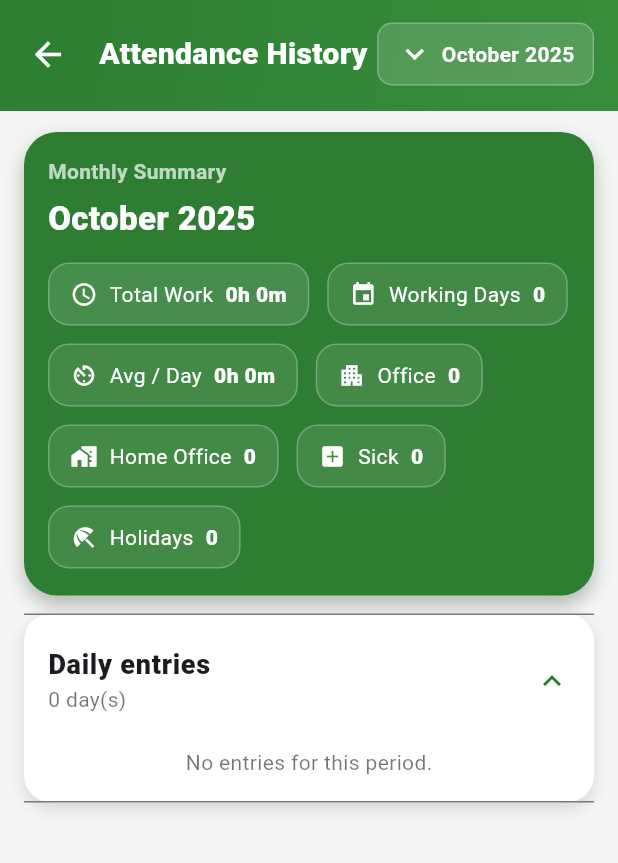
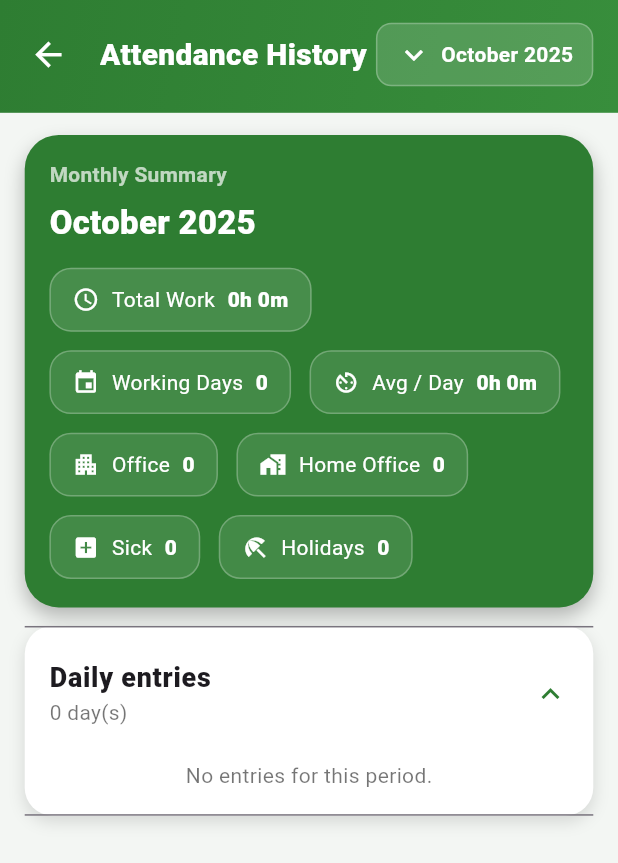
Before and after one commit to MEhsanii/EmployeeAttendanceSystem, a Flutter app: the HistoryScreen screen opened directly, on a phone screen of 412 x 824 dp. Shown: the top 863 px of the screen. Run offline on Flutter 3.47's test engine with Material 3 defaults, Android fonts, the phone set to English and light mode, and no system bars; our stand-ins replace cloud_firestore, firebase_auth, firebase_core, flutter_linkify, shared_preferences, table_calendar and 1 more; accounts and stored records are empty.

Commit message:
did responsive some screens

```diff
--- a/lib/pages/history.dart
+++ b/lib/pages/history.dart
@@ -2,6 +2,7 @@ import 'package:cloud_firestore/cloud_firestore.dart';
 import 'package:firebase_auth/firebase_auth.dart';
 import 'package:flutter/material.dart';
 import 'package:intl/intl.dart';
+import 'package:attendence_management_system/utils/responsive_utils.dart';
 
 // =========================
 // History Screen
@@ -278,7 +279,7 @@ class _HistoryScreenState extends State<HistoryScreen> {
     return Scaffold(
       backgroundColor: const Color(0xFFF3F6F3),
       appBar: PreferredSize(
-        preferredSize: const Size.fromHeight(112),
+        preferredSize: Size.fromHeight(context.h(14)),
         child: Container(
           decoration: const BoxDecoration(
             gradient: LinearGradient(
@@ -288,25 +289,25 @@ class _HistoryScreenState extends State<HistoryScreen> {
             ),
           ),
           padding: EdgeInsets.only(
-            top: MediaQuery.of(context).padding.top + 12,
-            left: 8,
-            right: 16,
-            bottom: 14,
+            top: MediaQuery.of(context).padding.top + context.h(1.5),
+            left: context.w(2),
+            right: context.w(4),
+            bottom: context.h(1.8),
           ),
           child: Row(
             children: [
               IconButton(
-                icon:
-                    const Icon(Icons.arrow_back, color: Colors.white, size: 26),
+                icon: Icon(Icons.arrow_back,
+                    color: Colors.white, size: context.sp(26)),
                 onPressed: () => Navigator.of(context).pop(),
               ),
-              const SizedBox(width: 10),
-              const Expanded(
+              SizedBox(width: context.w(2.5)),
+              Expanded(
                 child: Text(
                   'Attendance History',
                   style: TextStyle(
                     color: Colors.white,
-                    fontSize: 20,
+                    fontSize: context.sp(20),
                     fontWeight: FontWeight.w800,
                   ),
                 ),
@@ -336,11 +337,11 @@ class _HistoryScreenState extends State<HistoryScreen> {
                   : fetchFilteredRecords(selectedMonth),
               child: ListView(
                 children: [
-                  const SizedBox(height: 14),
+                  SizedBox(height: context.h(1.8)),
                   _summaryCard(appGreen),
-                  const SizedBox(height: 12),
+                  SizedBox(height: context.h(1.5)),
                   _dailyEntriesSection(appGreen),
-                  const SizedBox(height: 28),
+                  SizedBox(height: context.h(3.5)),
                 ],
               ),
             ),
@@ -354,31 +355,39 @@ class _HistoryScreenState extends State<HistoryScreen> {
         : selectedMonth; // e.g., "August 2025"
 
     return Container(
-      margin: const EdgeInsets.symmetric(horizontal: 16),
-      padding: const EdgeInsets.fromLTRB(16, 16, 16, 18),
+      margin: EdgeInsets.symmetric(horizontal: context.w(4)),
+      padding: EdgeInsets.fromLTRB(
+          context.w(4), context.h(2), context.w(4), context.h(2.3)),
       decoration: BoxDecoration(
         color: appGreen,
-        borderRadius: BorderRadius.circular(22),
-        boxShadow: const [
-          BoxShadow(color: Colors.black26, blurRadius: 10, offset: Offset(0, 6))
+        borderRadius: BorderRadius.circular(context.w(5.5)),
+        boxShadow: [
+          BoxShadow(
+              color: Colors.black26,
+              blurRadius: context.w(2.5),
+              offset: Offset(0, context.h(0.75)))
         ],
       ),
       child: Column(
         crossAxisAlignment: CrossAxisAlignment.start,
         children: [
-          const Text('Monthly Summary',
+          Text('Monthly Summary',
               style: TextStyle(
-                  color: Colors.white70, fontWeight: FontWeight.w700)),
-          const SizedBox(height: 6),
+                  color: Colors.white70,
+                  fontSize: context.sp(14),
+                  fontWeight: FontWeight.w700)),
+          SizedBox(height: context.h(0.75)),
           Text(
             monthTitle,
-            style: const TextStyle(
-                color: Colors.white, fontSize: 22, fontWeight: FontWeight.w900),
+            style: TextStyle(
+                color: Colors.white,
+                fontSize: context.sp(22),
+                fontWeight: FontWeight.w900),
           ),
-          const SizedBox(height: 14),
+          SizedBox(height: context.h(1.8)),
           Wrap(
-            spacing: 12,
-            runSpacing: 12,
+            spacing: context.w(3),
+            runSpacing: context.w(3),
             children: [
               _pill(appGreen, Icons.access_time, 'Total Work',
                   _fmtHMM(_summary.totalWork),
@@ -406,24 +415,28 @@ class _HistoryScreenState extends State<HistoryScreen> {
   Widget _pill(Color appGreen, IconData icon, String label, String value,
       {bool filled = false}) {
     return Container(
-      padding: const EdgeInsets.symmetric(horizontal: 14, vertical: 10),
+      padding: EdgeInsets.symmetric(
+          horizontal: context.w(3.5), vertical: context.h(1.25)),
       decoration: BoxDecoration(
         color: filled
             ? Colors.white.withOpacity(0.12)
             : Colors.white.withOpacity(0.10),
-        borderRadius: BorderRadius.circular(14),
+        borderRadius: BorderRadius.circular(context.w(3.5)),
         border: Border.all(color: Colors.white.withOpacity(0.25)),
       ),
       child: Row(
         mainAxisSize: MainAxisSize.min,
         children: [
-          Icon(icon, size: 18, color: Colors.white),
-          const SizedBox(width: 8),
-          Text(label, style: const TextStyle(color: Colors.white)),
-          const SizedBox(width: 8),
+          Icon(icon, size: context.sp(18), color: Colors.white),
+          SizedBox(width: context.w(2)),
+          Text(label,
+              style: TextStyle(color: Colors.white, fontSize: context.sp(14))),
+          SizedBox(width: context.w(2)),
           Text(value,
-              style: const TextStyle(
-                  color: Colors.white, fontWeight: FontWeight.w900)),
+              style: TextStyle(
+                  color: Colors.white,
+                  fontSize: context.sp(14),
+                  fontWeight: FontWeight.w900)),
         ],
       ),
     );
@@ -432,24 +445,29 @@ class _HistoryScreenState extends State<HistoryScreen> {
   // ---- Daily entries ----
   Widget _dailyEntriesSection(Color appGreen) {
     return Container(
-      margin: const EdgeInsets.symmetric(horizontal: 16),
+      margin: EdgeInsets.symmetric(horizontal: context.w(4)),
       decoration: BoxDecoration(
         color: Colors.white,
-        borderRadius: BorderRadius.circular(18),
-        boxShadow: const [
-          BoxShadow(color: Colors.black12, blurRadius: 8, offset: Offset(0, 4))
+        borderRadius: BorderRadius.circular(context.w(4.5)),
+        boxShadow: [
+          BoxShadow(
+              color: Colors.black12,
+              blurRadius: context.w(2),
+              offset: Offset(0, context.h(0.5)))
         ],
       ),
       child: ExpansionTile(
         initiallyExpanded: true,
-        tilePadding: const EdgeInsets.fromLTRB(16, 8, 16, 8),
+        tilePadding: EdgeInsets.fromLTRB(
+            context.w(4), context.h(1), context.w(4), context.h(1)),
         childrenPadding: EdgeInsets.zero,
         iconColor: appGreen,
         collapsedIconColor: Colors.grey,
-        title: const Text('Daily entries',
-            style: TextStyle(fontWeight: FontWeight.w900, fontSize: 18)),
+        title: Text('Daily entries',
+            style: TextStyle(
+                fontWeight: FontWeight.w900, fontSize: context.sp(18))),
         subtitle: Text('${_days.length} day(s)',
-            style: const TextStyle(color: Colors.black54)),
+            style: TextStyle(color: Colors.black54, fontSize: context.sp(14))),
         children: _days.isEmpty
             ? [
                 const Padding(
@@ -469,29 +487,36 @@ class _HistoryScreenState extends State<HistoryScreen> {
     final isPast = d.date.isBefore(DateTime.now());
 
     return Container(
-      margin: const EdgeInsets.fromLTRB(16, 6, 16, 12),
+      margin: EdgeInsets.fromLTRB(
+          context.w(4), context.h(0.75), context.w(4), context.h(1.5)),
       decoration: BoxDecoration(
         color: Colors.white,
-        borderRadius: BorderRadius.circular(14),
-        boxShadow: const [
-          BoxShadow(color: Colors.black12, blurRadius: 6, offset: Offset(0, 3))
+        borderRadius: BorderRadius.circular(context.w(3.5)),
+        boxShadow: [
+          BoxShadow(
+              color: Colors.black12,
+              blurRadius: context.w(1.5),
+              offset: Offset(0, context.h(0.4)))
         ],
       ),
       child: Padding(
-        padding: const EdgeInsets.fromLTRB(14, 12, 14, 12),
+        padding: EdgeInsets.fromLTRB(
+            context.w(3.5), context.h(1.5), context.w(3.5), context.h(1.5)),
         child: Column(
           crossAxisAlignment: CrossAxisAlignment.start,
           children: [
             // Date + badges
             Row(
               children: [
-                const Icon(Icons.calendar_today, size: 16, color: appGreen),
-                const SizedBox(width: 6),
+                Icon(Icons.calendar_today,
+                    size: context.sp(16), color: appGreen),
+                SizedBox(width: context.w(1.5)),
                 Expanded(
                   child: Text(
                     _fmtDate(d.date),
-                    style: const TextStyle(
+                    style: TextStyle(
                       fontWeight: FontWeight.w800,
+                      fontSize: context.sp(14),
                       color: appGreen,
                     ),
                   ),
@@ -500,8 +525,10 @@ class _HistoryScreenState extends State<HistoryScreen> {
                   _chip(
                       text: d.holidayName ?? "Holiday",
                       icon: Icons.beach_access),
-                if (!d.isHoliday && d.workMode != null && d.workMode != "Sick") ...[
-                  const SizedBox(width: 6),
+                if (!d.isHoliday &&
+                    d.workMode != null &&
+                    d.workMode != "Sick") ...[
+                  SizedBox(width: context.w(1.5)),
                   _chip(
                     text: d.workMode!,
                     icon: d.workMode == 'Home Office'
@@ -510,36 +537,42 @@ class _HistoryScreenState extends State<HistoryScreen> {
                   ),
                 ],
                 if (d.workMode == 'Sick') ...[
-                  const SizedBox(width: 6),
-                  _chip(text: 'Sick', icon: Icons.add_box, iconColor: Colors.amber),
+                  SizedBox(width: context.w(1.5)),
+                  _chip(
+                      text: 'Sick',
+                      icon: Icons.add_box,
+                      iconColor: Colors.amber),
                 ],
               ],
             ),
-            const SizedBox(height: 10),
+            SizedBox(height: context.h(1.25)),
 
             if (!d.isHoliday) ...[
               _row("Start Work", Icons.login, _fmtTime(d.startWork)),
               _row("Start Break", Icons.coffee, _fmtTime(d.startBreak)),
               _row("End Break", Icons.coffee_outlined, _fmtTime(d.endBreak)),
               _row("End Work", Icons.logout, _fmtTime(d.endWork)),
-              const SizedBox(height: 8),
+              SizedBox(height: context.h(1)),
               Row(
                 children: [
-                  const Icon(Icons.access_time, size: 16, color: Colors.grey),
-                  const SizedBox(width: 6),
+                  Icon(Icons.access_time,
+                      size: context.sp(16), color: Colors.grey),
+                  SizedBox(width: context.w(1.5)),
                   Text(
                     "Total Work: ${d.workDuration == null ? '--:--' : _fmtHMM(d.workDuration!)}"
                     "${d.breakDuration != null ? "  •  Break: ${_fmtHMM(d.breakDuration!)}" : ""}",
                     style: TextStyle(
                       color: Colors.black87.withOpacity(isPast ? 0.9 : 1),
                       fontWeight: FontWeight.w600,
+                      fontSize: context.sp(14),
                     ),
                   ),
                 ],
               ),
             ] else
-              const Text("No attendance — public holiday",
-                  style: TextStyle(color: Colors.black54)),
+              Text("No attendance — public holiday",
+                  style: TextStyle(
+                      color: Colors.black54, fontSize: context.sp(14))),
           ],
         ),
       ),
@@ -548,17 +581,18 @@ class _HistoryScreenState extends State<HistoryScreen> {
 
   Widget _row(String label, IconData icon, String value) {
     return Padding(
-      padding: const EdgeInsets.symmetric(vertical: 2),
+      padding: EdgeInsets.symmetric(vertical: context.h(0.25)),
       child: Row(
         mainAxisAlignment: MainAxisAlignment.spaceBetween,
         children: [
           Row(children: [
-            Icon(icon, size: 18, color: Colors.grey.shade600),
-            const SizedBox(width: 6),
-            Text(label, style: const TextStyle(fontSize: 14)),
+            Icon(icon, size: context.sp(18), color: Colors.grey.shade600),
+            SizedBox(width: context.w(1.5)),
+            Text(label, style: TextStyle(fontSize: context.sp(14))),
           ]),
           Text(value,
-              style: const TextStyle(fontSize: 14, color: Colors.black54)),
+              style:
+                  TextStyle(fontSize: context.sp(14), color: Colors.black54)),
         ],
       ),
     );
@@ -568,18 +602,22 @@ class _HistoryScreenState extends State<HistoryScreen> {
     required String text,
     required IconData icon,
     Color? iconColor, // optional & nullable
-  }){
+  }) {
     return Container(
-      padding: const EdgeInsets.symmetric(horizontal: 8, vertical: 4),
+      padding: EdgeInsets.symmetric(
+          horizontal: context.w(2), vertical: context.h(0.5)),
       decoration: BoxDecoration(
         color: const Color(0xFF2E7D32).withOpacity(0.08),
-        borderRadius: BorderRadius.circular(20),
+        borderRadius: BorderRadius.circular(context.w(5)),
       ),
       child: Row(mainAxisSize: MainAxisSize.min, children: [
-        Icon(icon, size: 14, color: iconColor ?? const Color(0xFF2E7D32)),
-        const SizedBox(width: 4),
+        Icon(icon,
+            size: context.sp(14), color: iconColor ?? const Color(0xFF2E7D32)),
+        SizedBox(width: context.w(1)),
         Text(text,
-            style: TextStyle(fontSize: 12, color: iconColor ?? Color(0xFF2E7D32))),
+            style: TextStyle(
+                fontSize: context.sp(12),
+                color: iconColor ?? Color(0xFF2E7D32))),
       ]),
     );
   }
@@ -670,25 +708,29 @@ class _MonthDropdown extends StatelessWidget {
       tooltip: 'Select month',
       initialValue: value,
       onSelected: onChanged,
-      offset: const Offset(0, 40),
+      offset: Offset(0, context.h(5)),
       itemBuilder: (context) => items
           .map((m) => PopupMenuItem<String>(value: m, child: Text(m)))
           .toList(),
       child: Container(
-        padding: const EdgeInsets.symmetric(horizontal: 12, vertical: 8),
+        padding: EdgeInsets.symmetric(
+            horizontal: context.w(3), vertical: context.h(1)),
         decoration: BoxDecoration(
           color: Colors.white.withOpacity(0.15),
-          borderRadius: BorderRadius.circular(10),
+          borderRadius: BorderRadius.circular(context.w(2.5)),
           border: Border.all(color: Colors.white.withOpacity(0.25)),
         ),
         child: Row(
           mainAxisSize: MainAxisSize.min,
           children: [
-            const Icon(Icons.keyboard_arrow_down, color: Colors.white),
-            const SizedBox(width: 6),
+            Icon(Icons.keyboard_arrow_down,
+                color: Colors.white, size: context.sp(24)),
+            SizedBox(width: context.w(1.5)),
             Text(value,
-                style: const TextStyle(
-                    color: Colors.white, fontWeight: FontWeight.w600)),
+                style: TextStyle(
+                    color: Colors.white,
+                    fontSize: context.sp(14),
+                    fontWeight: FontWeight.w600)),
           ],
         ),
       ),
```
Also changed, not shown: lib/pages/admin_dashboard.dart (+62 -47 lines), lib/pages/announcements.dart (+19 -6 lines), lib/pages/role_selection_page.dart (+63 -56 lines), lib/utils/responsive_utils.dart (added, +26 -0 lines), lib/utils/splash_screen.dart (+5 -4 lines), quick_responsive_template.dart (added, +220 -0 lines), 3 other files.
